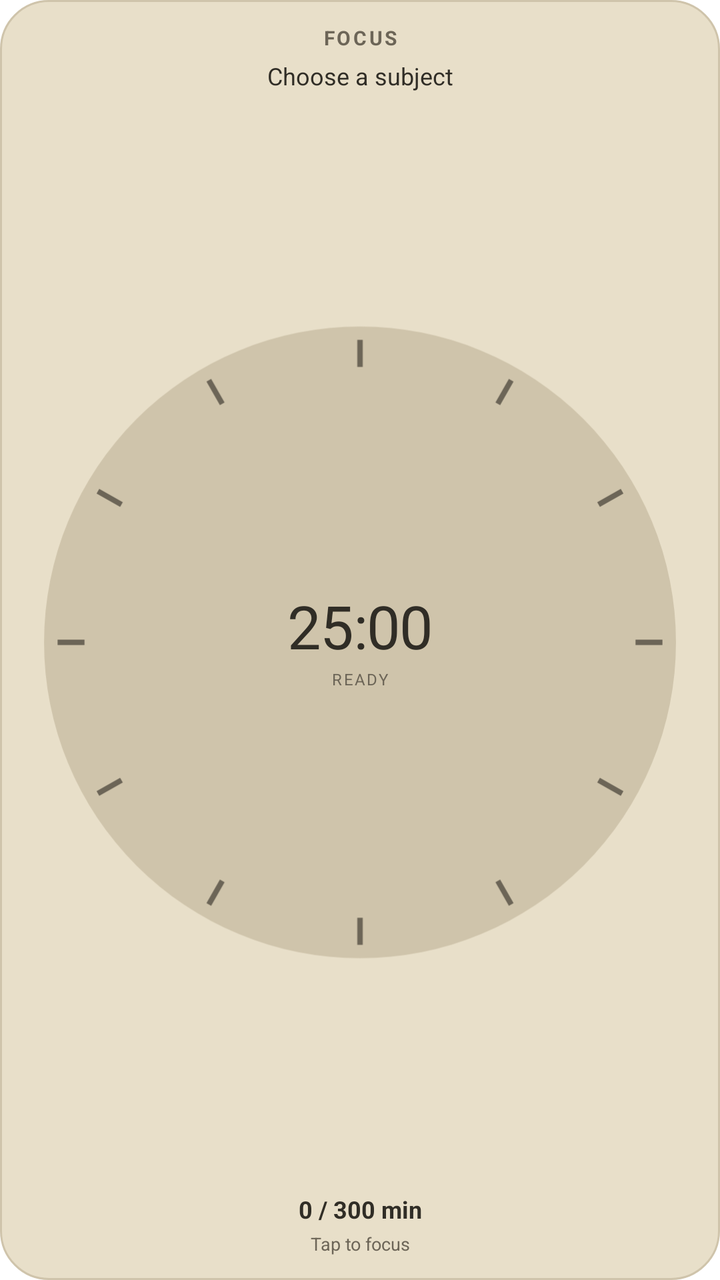
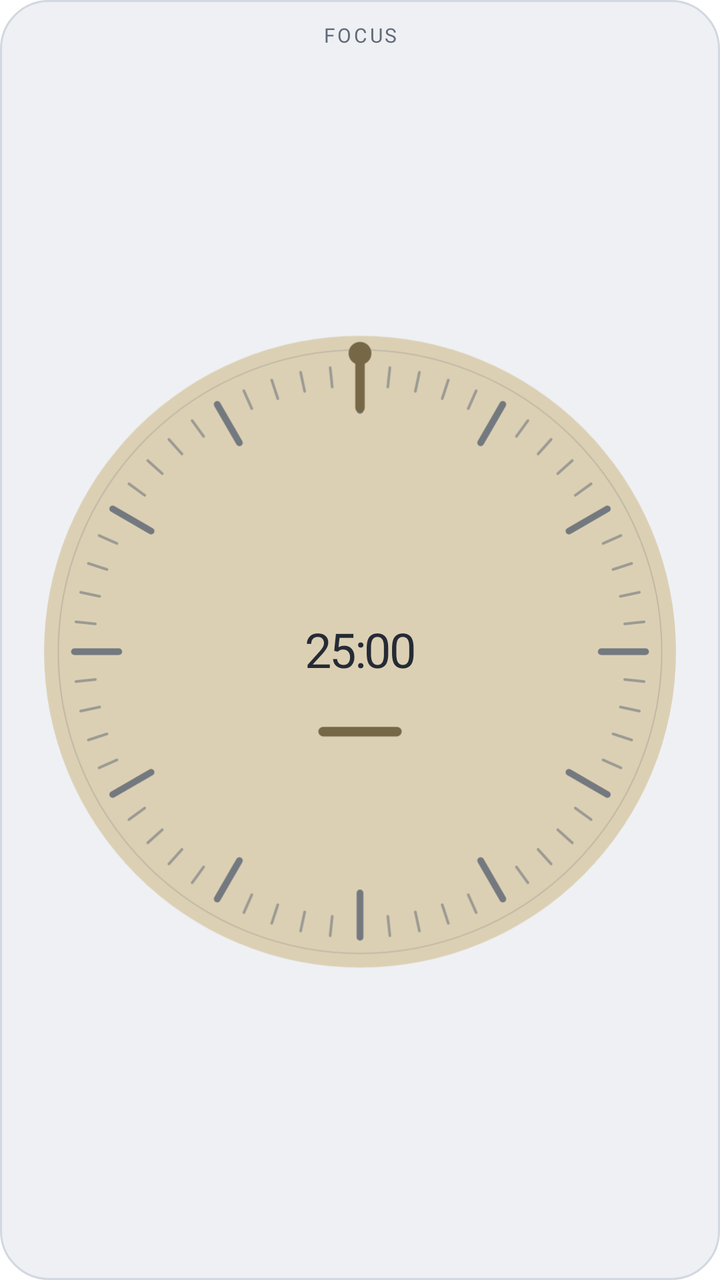

Before-and-after screenshots of an Android layout around one commit, followed by the original layout XML and the change that was made.
<!-- AndroidManifest.xml: fallback theme Theme.MaterialComponents.DayNight.NoActionBar -->
<!-- res/layout/ff_focus_widget_compact.xml -->
<LinearLayout xmlns:android="http://schemas.android.com/apk/res/android"
    android:id="@+id/widget_root" android:layout_width="match_parent" android:layout_height="match_parent"
    android:orientation="vertical" android:gravity="center" android:padding="12dp" android:background="@drawable/ff_widget_background">
    <TextView android:id="@+id/widget_title" android:layout_width="match_parent" android:layout_height="wrap_content"
        android:gravity="center" android:text="FOCUS" android:textColor="@color/ff_widget_secondary" android:textSize="10sp" android:letterSpacing="0.12" android:textStyle="bold" android:maxLines="1" />
    <TextView android:id="@+id/widget_subject" android:layout_width="match_parent" android:layout_height="wrap_content"
        android:gravity="center" android:text="Choose a subject" android:textColor="@color/ff_widget_ink" android:textSize="12sp" android:maxLines="1" android:ellipsize="end" android:layout_marginTop="4dp" />
    <FrameLayout android:layout_width="match_parent" android:layout_height="0dp" android:layout_weight="1" android:layout_marginVertical="4dp">
        <ImageView android:id="@+id/widget_dial" android:src="@drawable/ff_widget_dial_preview" android:layout_width="match_parent" android:layout_height="match_parent" android:scaleType="fitCenter" android:contentDescription="Focus countdown dial" />
        <LinearLayout android:layout_width="match_parent" android:layout_height="match_parent" android:orientation="vertical" android:gravity="center">
            <TextView android:id="@+id/widget_time" style="@style/FocusWidgetNumerals" android:layout_width="match_parent" android:layout_height="wrap_content" android:gravity="center" android:text="25:00" android:textColor="@color/ff_widget_ink" android:textSize="30sp" android:singleLine="true" />
            <Chronometer android:id="@+id/widget_live" style="@style/FocusWidgetNumerals" android:layout_width="match_parent" android:layout_height="wrap_content" android:gravity="center" android:singleLine="true" android:textSize="30sp" android:visibility="gone" />
            <TextView android:id="@+id/widget_phase" android:layout_width="match_parent" android:layout_height="wrap_content" android:gravity="center" android:text="READY" android:textColor="@color/ff_widget_secondary" android:textSize="8sp" android:letterSpacing="0.1" android:layout_marginTop="2dp" />
        </LinearLayout>
    </FrameLayout>
    <TextView android:id="@+id/widget_progress" android:layout_width="match_parent" android:layout_height="wrap_content" android:gravity="center" android:text="0 / 300 min" android:textColor="@color/ff_widget_ink" android:textSize="12sp" android:textStyle="bold" android:maxLines="1" android:ellipsize="end" />
    <TextView android:id="@+id/widget_caption" android:layout_width="match_parent" android:layout_height="wrap_content" android:gravity="center" android:text="Tap to focus" android:textColor="@color/ff_widget_secondary" android:textSize="9sp" android:maxLines="1" android:ellipsize="end" android:layout_marginTop="3dp" />
</LinearLayout>
<!-- resources referenced by this layout -->
<resources>
  <color name="ff_widget_ink">#302D26</color>
  <color name="ff_widget_secondary">#6C6557</color>
  <!-- drawable ff_widget_background (drawable) -->
  <shape xmlns:android="http://schemas.android.com/apk/res/android">
      <corners android:radius="24dp" />
      <solid android:color="@color/ff_widget_surface" />
      <stroke android:width="1dp" android:color="@color/ff_widget_outline" />
  </shape>
  <!-- drawable ff_widget_dial_preview (drawable) -->
  <vector xmlns:android="http://schemas.android.com/apk/res/android"
      android:width="160dp" android:height="160dp" android:viewportWidth="100" android:viewportHeight="100">
      <path android:fillColor="@color/ff_widget_outline" android:pathData="M50,3a47,47 0,1 0,0 94a47,47 0,1 0,0 -94z" />
      <path android:strokeColor="@color/ff_widget_secondary" android:strokeWidth="0.8" android:fillColor="#00000000"
          android:pathData="M50,5v4M50,91v4M5,50h4M91,50h4M27.5,11l2,3.5M72.5,89l-2,-3.5M11,27.5l3.5,2M89,72.5l-3.5,-2M72.5,11l-2,3.5M27.5,89l2,-3.5M89,27.5l-3.5,2M11,72.5l3.5,-2" />
  </vector>
  <style name="FocusWidgetNumerals">
          <item name="android:fontFamily">serif</item>
          <item name="android:textStyle">normal</item>
          <item name="android:includeFontPadding">false</item>
          <item name="android:letterSpacing">-0.02</item>
          <item name="android:textSize">36sp</item>
          <item name="android:fontFeatureSettings">tnum</item>
      </style>
  <color name="ff_widget_surface">#E8DFC9</color>
  <color name="ff_widget_outline">#CFC4AB</color>
</resources>

<!-- the commit's change to res/layout/ff_focus_widget_compact.xml (unified diff, before → after) -->
@@ -1,18 +1,18 @@
 <LinearLayout xmlns:android="http://schemas.android.com/apk/res/android"
     android:id="@+id/widget_root" android:layout_width="match_parent" android:layout_height="match_parent"
     android:orientation="vertical" android:gravity="center" android:padding="12dp" android:background="@drawable/ff_widget_background">
-    <TextView android:id="@+id/widget_title" android:layout_width="match_parent" android:layout_height="wrap_content"
-        android:gravity="center" android:text="FOCUS" android:textColor="@color/ff_widget_secondary" android:textSize="10sp" android:letterSpacing="0.12" android:textStyle="bold" android:maxLines="1" />
-    <TextView android:id="@+id/widget_subject" android:layout_width="match_parent" android:layout_height="wrap_content"
+    <TextView android:id="@+id/widget_title" style="@style/WidgetEyebrow" android:layout_width="match_parent" android:layout_height="wrap_content"
+        android:gravity="center" android:text="FOCUS" android:textColor="@color/ff_widget_secondary" android:textSize="10sp" android:letterSpacing="0.12" android:maxLines="1" />
+    <TextView android:id="@+id/widget_subject" style="@style/WidgetBody" android:visibility="gone" android:layout_width="match_parent" android:layout_height="wrap_content"
         android:gravity="center" android:text="Choose a subject" android:textColor="@color/ff_widget_ink" android:textSize="12sp" android:maxLines="1" android:ellipsize="end" android:layout_marginTop="4dp" />
     <FrameLayout android:layout_width="match_parent" android:layout_height="0dp" android:layout_weight="1" android:layout_marginVertical="4dp">
-        <ImageView android:id="@+id/widget_dial" android:src="@drawable/ff_widget_dial_preview" android:layout_width="match_parent" android:layout_height="match_parent" android:scaleType="fitCenter" android:contentDescription="Focus countdown dial" />
+        <ImageView android:id="@+id/widget_dial" android:src="@drawable/ff_widget_dial_preview" android:layout_width="match_parent" android:layout_height="match_parent" android:scaleType="fitCenter" android:importantForAccessibility="no" />
         <LinearLayout android:layout_width="match_parent" android:layout_height="match_parent" android:orientation="vertical" android:gravity="center">
-            <TextView android:id="@+id/widget_time" style="@style/FocusWidgetNumerals" android:layout_width="match_parent" android:layout_height="wrap_content" android:gravity="center" android:text="25:00" android:textColor="@color/ff_widget_ink" android:textSize="30sp" android:singleLine="true" />
-            <Chronometer android:id="@+id/widget_live" style="@style/FocusWidgetNumerals" android:layout_width="match_parent" android:layout_height="wrap_content" android:gravity="center" android:singleLine="true" android:textSize="30sp" android:visibility="gone" />
-            <TextView android:id="@+id/widget_phase" android:layout_width="match_parent" android:layout_height="wrap_content" android:gravity="center" android:text="READY" android:textColor="@color/ff_widget_secondary" android:textSize="8sp" android:letterSpacing="0.1" android:layout_marginTop="2dp" />
+            <TextView android:id="@+id/widget_time" style="@style/RetroWidgetNumerals" android:layout_width="match_parent" android:layout_height="wrap_content" android:gravity="center" android:text="25:00" android:textColor="@color/ff_widget_ink" android:singleLine="true" />
+            <Chronometer android:id="@+id/widget_live" style="@style/RetroWidgetNumerals" android:layout_width="match_parent" android:layout_height="wrap_content" android:gravity="center" android:singleLine="true" android:visibility="gone" android:textColor="@color/ff_widget_ink" />
+            <TextView android:id="@+id/widget_phase" android:layout_width="match_parent" android:layout_height="wrap_content" android:visibility="gone" />
         </LinearLayout>
     </FrameLayout>
-    <TextView android:id="@+id/widget_progress" android:layout_width="match_parent" android:layout_height="wrap_content" android:gravity="center" android:text="0 / 300 min" android:textColor="@color/ff_widget_ink" android:textSize="12sp" android:textStyle="bold" android:maxLines="1" android:ellipsize="end" />
-    <TextView android:id="@+id/widget_caption" android:layout_width="match_parent" android:layout_height="wrap_content" android:gravity="center" android:text="Tap to focus" android:textColor="@color/ff_widget_secondary" android:textSize="9sp" android:maxLines="1" android:ellipsize="end" android:layout_marginTop="3dp" />
+    <TextView android:id="@+id/widget_progress" style="@style/WidgetBody" android:visibility="gone" android:layout_width="match_parent" android:layout_height="wrap_content" android:gravity="center" android:text="0 / 300 min" android:textColor="@color/ff_widget_ink" android:textSize="12sp" android:maxLines="1" android:ellipsize="end" />
+    <TextView android:id="@+id/widget_caption" style="@style/WidgetCaption" android:visibility="gone" android:layout_width="match_parent" android:layout_height="wrap_content" android:gravity="center" android:text="Tap to focus" android:textColor="@color/ff_widget_secondary" android:textSize="9sp" android:maxLines="1" android:ellipsize="end" android:layout_marginTop="3dp" />
 </LinearLayout>
<!-- resource entries referenced after the edit -->
@@ -1,29 +1,38 @@
 <!-- resources referenced by this layout -->
 <resources>
-  <color name="ff_widget_ink">#302D26</color>
-  <color name="ff_widget_secondary">#6C6557</color>
+  <color name="ff_widget_ink">#252B35</color>
+  <color name="ff_widget_secondary">#606977</color>
   <!-- drawable ff_widget_background (drawable) -->
   <shape xmlns:android="http://schemas.android.com/apk/res/android">
       <corners android:radius="24dp" />
       <solid android:color="@color/ff_widget_surface" />
       <stroke android:width="1dp" android:color="@color/ff_widget_outline" />
   </shape>
-  <!-- drawable ff_widget_dial_preview (drawable) -->
-  <vector xmlns:android="http://schemas.android.com/apk/res/android"
-      android:width="160dp" android:height="160dp" android:viewportWidth="100" android:viewportHeight="100">
-      <path android:fillColor="@color/ff_widget_outline" android:pathData="M50,3a47,47 0,1 0,0 94a47,47 0,1 0,0 -94z" />
-      <path android:strokeColor="@color/ff_widget_secondary" android:strokeWidth="0.8" android:fillColor="#00000000"
-          android:pathData="M50,5v4M50,91v4M5,50h4M91,50h4M27.5,11l2,3.5M72.5,89l-2,-3.5M11,27.5l3.5,2M89,72.5l-3.5,-2M72.5,11l-2,3.5M27.5,89l2,-3.5M89,27.5l-3.5,2M11,72.5l3.5,-2" />
-  </vector>
-  <style name="FocusWidgetNumerals">
-          <item name="android:fontFamily">serif</item>
+  <!-- drawable ff_widget_dial_preview: vector/xml drawable (drawable, 2939 chars, omitted) -->
+  <style name="RetroWidgetNumerals">
+          <item name="android:fontFamily">sans-serif-medium</item>
           <item name="android:textStyle">normal</item>
           <item name="android:includeFontPadding">false</item>
-          <item name="android:letterSpacing">-0.02</item>
-          <item name="android:textSize">36sp</item>
+          <item name="android:letterSpacing">-0.035</item>
+          <item name="android:textSize">24sp</item>
           <item name="android:fontFeatureSettings">tnum</item>
       </style>
-  <color name="ff_widget_surface">#E8DFC9</color>
-  <color name="ff_widget_outline">#CFC4AB</color>
+  <style name="WidgetBody">
+          <item name="android:fontFamily">sans-serif</item>
+          <item name="android:includeFontPadding">false</item>
+          <item name="android:textSize">12sp</item>
+          <item name="android:textColor">@color/ff_widget_secondary</item>
+          <item name="android:maxLines">1</item>
+          <item name="android:ellipsize">end</item>
+      </style>
+  <style name="WidgetCaption" parent="WidgetBody">
+          <item name="android:textSize">10sp</item>
+      </style>
+  <style name="WidgetEyebrow" parent="WidgetBody">
+          <item name="android:textSize">10sp</item>
+          <item name="android:letterSpacing">0.1</item>
+      </style>
+  <color name="ff_widget_surface">#EEF0F4</color>
+  <color name="ff_widget_outline">#D2D8E0</color>
 </resources>
 
